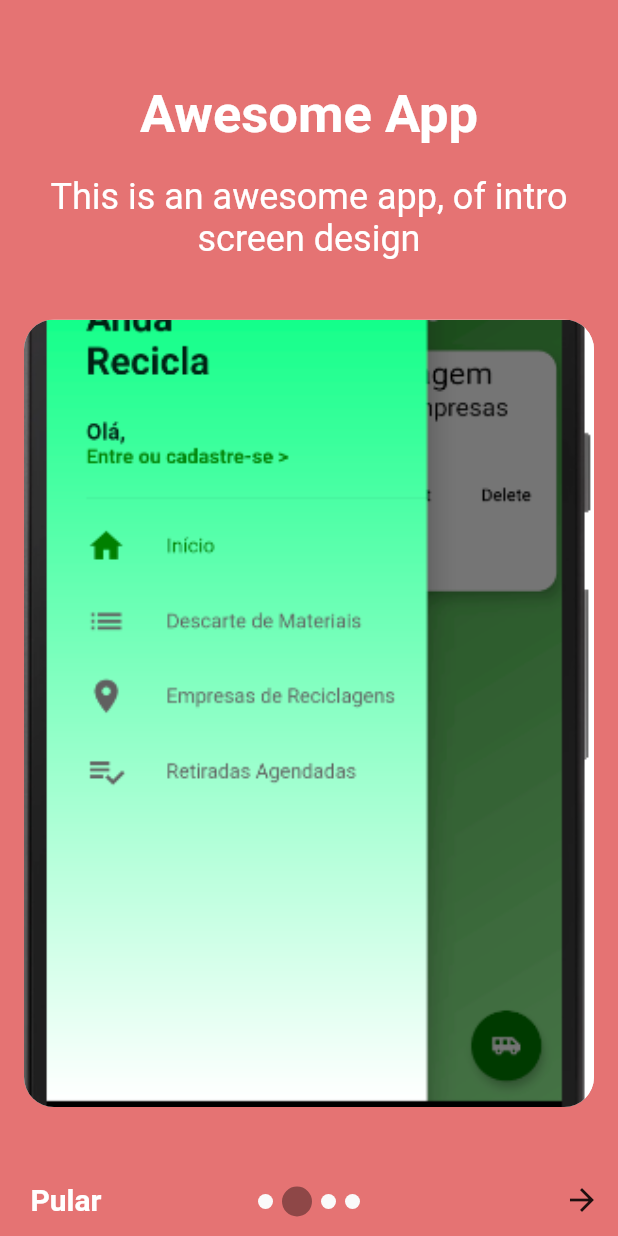
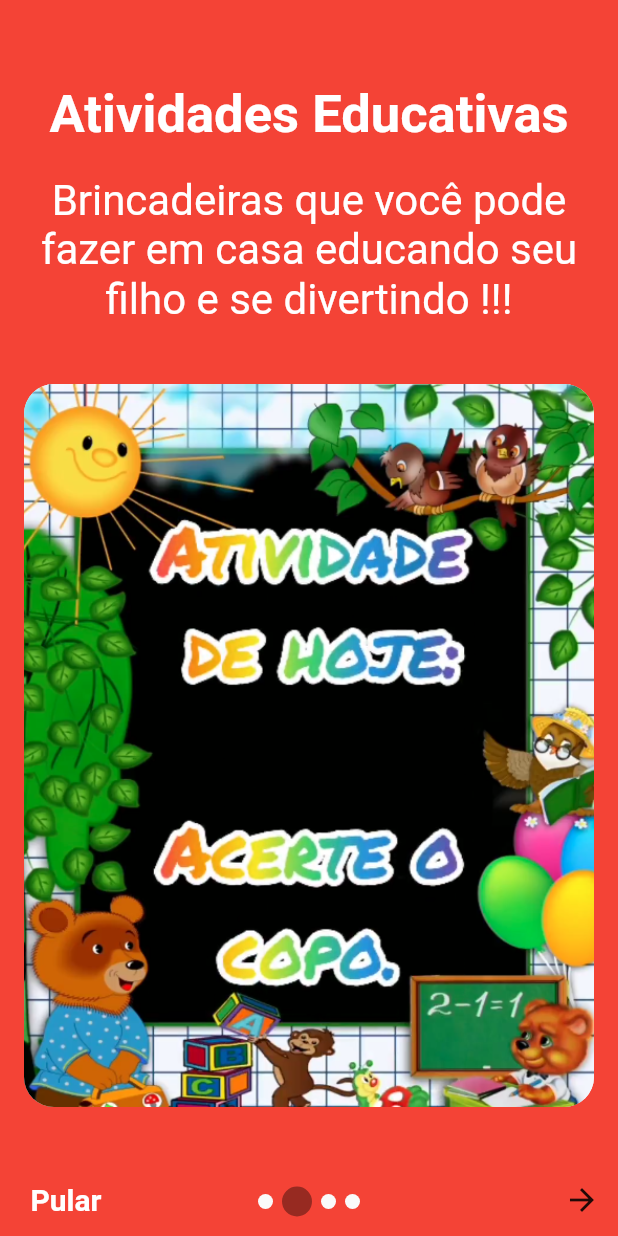
Before and after one commit to rodsengcomp/AppKidsApp, a Flutter app: the IntroScreen screen opened directly, after a tap on the "arrow forward" icon, on a phone screen of 412 x 824 dp. Run offline on Flutter 3.47's test engine with Material 2 defaults, Android fonts, the phone set to English and light mode, and no system bars; our stand-ins replace flutter_swiper, transparent_image.

Commit message:
Update
Into screen 2 e start

```diff
--- a/lib/start.dart
+++ b/lib/start.dart
@@ -29,17 +29,17 @@ class _IntroScreenState extends State<IntroScreen> {
   int _currentIndex = 0;
   final List<String> titles = [
     "KidsApp - Aprenda Brincando !!!",
-    "Awesome App",
+    "Atividades Educativas",
     "Flutter App",
   ];
   final List<String> subtitles = [
     "Vídeos com historinhas animadas que ajudam a lidar com as emoções dos pequenos.",
-    "This is an awesome app, of intro screen design",
+    "Brincadeiras que você pode fazer em casa educando seu filho e se divertindo !!!",
     "Flutter is awesome for app development"
   ];
   final List<Color> colors = [
     Colors.blue.shade300,
-    Colors.red.shade300,
+    Colors.red,
     Colors.indigo.shade300,
   ];
   @override
@@ -136,12 +136,13 @@ class IntroItem extends StatelessWidget {
                     fontWeight: FontWeight.bold,
                     fontSize: 35.0,
                     color: Colors.white),
+                textAlign: TextAlign.center,
               ),
               if (subtitle != null) ...[
                 const SizedBox(height: 20.0),
                 Text(
                   subtitle,
-                  style: TextStyle(color: Colors.white, fontSize: 24.0),
+                  style: TextStyle(color: Colors.white, fontSize: 28.0),
                   textAlign: TextAlign.center,
                 ),
               ],
--- a/lib/tabs/home_tab.dart
+++ b/lib/tabs/home_tab.dart
@@ -45,7 +45,7 @@ class HomeTab extends StatelessWidget {
               ),
             ),
             SliverFixedExtentList(
-                itemExtent: 50.0,
+                itemExtent: 380.0,
                 delegate: SliverChildListDelegate([
                   Container(
                     child: Card(color: Colors.indigo,
```
Also changed, not shown: assets/images/intoscreen_2.png.
